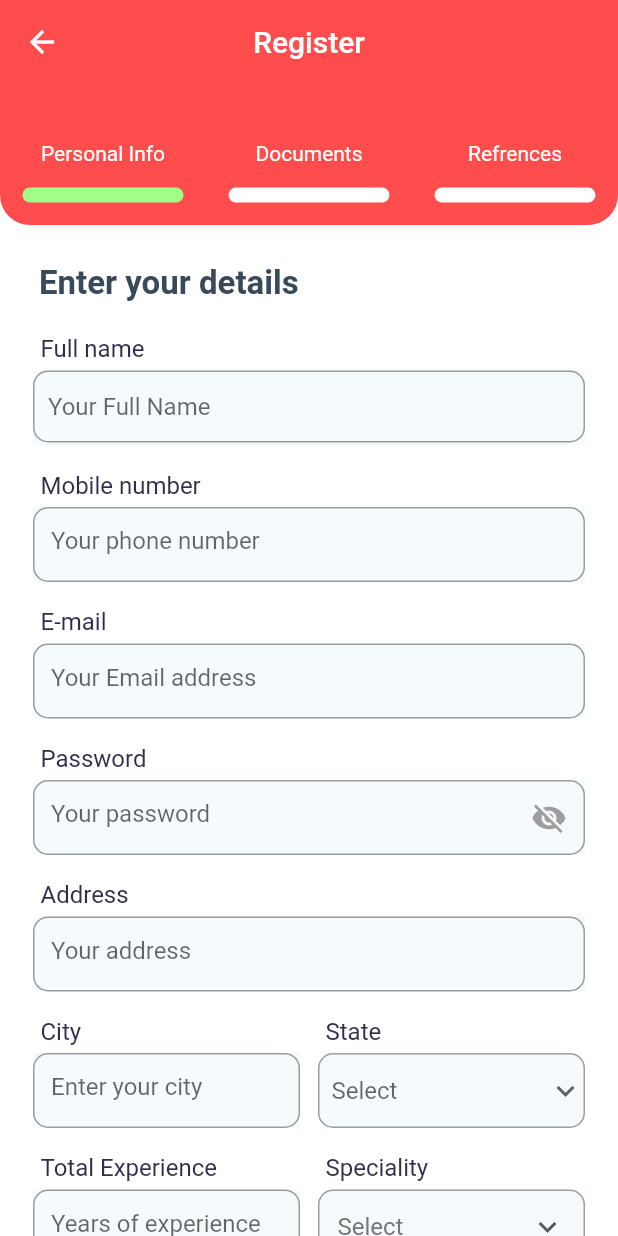
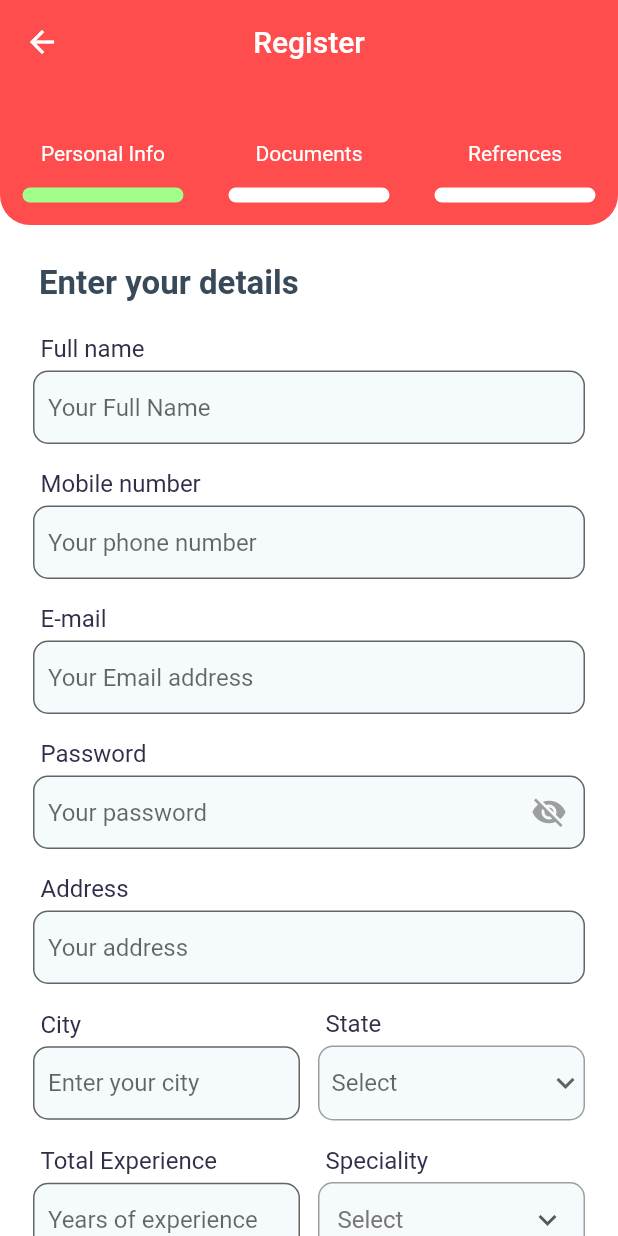
Before and after one commit to Neeshamraghav012/hra-flutter, a Flutter app: the SignupPage screen opened directly, on a phone screen of 412 x 824 dp. Run offline on Flutter 3.47's test engine with Material 2 defaults, Android fonts, the phone set to English and light mode, and no system bars; drawn by our look-alikes of multi_select_flutter; our stand-ins replace carousel_slider, dotted_border, font_awesome_flutter, image_picker, like_button, share and 1 more; accounts and stored records are empty; network calls fail; Roboto replaces fonts that are missing (Poppins, nunito).

Commit message:
sigup changes

```diff
--- a/lib/signup.dart
+++ b/lib/signup.dart
@@ -387,12 +387,8 @@ class _SignupPageState extends State<SignupPage> {
                             ),
                           ),
                         ),
-                        Container(
-                          height: 50,
-                          color: Color.fromRGBO(245, 251, 252, 1),
-                          child: TextFormField(
-                            autovalidateMode:
-                                AutovalidateMode.onUserInteraction,
+                        TextFormField(
+                          autovalidateMode: AutovalidateMode.onUserInteraction,
                           validator: (value) {
                             if (value!.isEmpty) {
                               return 'Please enter your full name';
@@ -404,15 +400,16 @@ class _SignupPageState extends State<SignupPage> {
                               borderRadius: BorderRadius.circular(10.0),
                             ),
                             hintText: 'Your Full Name',
+                            filled: true, // Enable filling the background
+                            fillColor: Color.fromRGBO(245, 251, 252, 1),
                             contentPadding: EdgeInsets.symmetric(
-                                  vertical: 10.0, horizontal: 10),
+                                vertical: 15.0, horizontal: 10),
                           ),
                           onChanged: (value) {
                             setState(() {
                               username = value;
                             });
                           },
-                          ),
                         ),
                       ]),
                     ),
@@ -434,36 +431,35 @@ class _SignupPageState extends State<SignupPage> {
                             ),
                           ),
                         ),
-                        Container(
-                          height: 50,
-                          color: Color.fromRGBO(245, 251, 252, 1),
-                          child: TextFormField(
+                        TextFormField(
+                          decoration: InputDecoration(
+                            border: OutlineInputBorder(
+                              borderRadius: BorderRadius.circular(10.0),
+                            ),
+                            hintText: 'Your phone number',
+                            filled: true, // Enable filling the background
+                            fillColor: Color.fromRGBO(245, 251, 252, 1),
+                            contentPadding: EdgeInsets.symmetric(
+                                vertical: 15.0, horizontal: 10),
+                          ),
                           inputFormatters: [
-                              FilteringTextInputFormatter.allow(
-                                  RegExp(r'[0-9]'))
+                            FilteringTextInputFormatter.allow(RegExp(r'[0-9]'))
                           ],
-                            autovalidateMode:
-                                AutovalidateMode.onUserInteraction,
+                          autovalidateMode: AutovalidateMode.onUserInteraction,
                           validator: (value) {
                             if (value!.isEmpty) {
                               return 'Please enter your phone number';
                             } else if (value.length != 10) {
                               return 'Phone number must be 10 digits';
                             }
-                              return null; // Return null if the input is valid
+                            return null;
                           },
                           keyboardType: TextInputType.number,
-                            decoration: InputDecoration(
-                                border: OutlineInputBorder(
-                                  borderRadius: BorderRadius.circular(10.0),
-                                ),
-                                hintText: 'Your phone number'),
                           onChanged: (value) {
                             setState(() {
                               phone = value;
                             });
                           },
-                          ),
                         ),
                       ]),
                     ),
@@ -485,14 +481,10 @@ class _SignupPageState extends State<SignupPage> {
                             ),
                           ),
                         ),
-                        Container(
-                          height: 50,
-                          color: Color.fromRGBO(245, 251, 252, 1),
-                          child: TextFormField(
+                        TextFormField(
                           keyboardType: TextInputType
                               .emailAddress, // Set keyboard type to email
-                            autovalidateMode:
-                                AutovalidateMode.onUserInteraction,
+                          autovalidateMode: AutovalidateMode.onUserInteraction,
                           validator: (value) {
                             if (value!.isEmpty) {
                               return 'Please enter your email address';
@@ -505,13 +497,17 @@ class _SignupPageState extends State<SignupPage> {
                             border: OutlineInputBorder(
                               borderRadius: BorderRadius.circular(10.0),
                             ),
-                                hintText: 'Your Email address'),
+                            hintText: 'Your Email address',
+                            filled: true, // Enable filling the background
+                            fillColor: Color.fromRGBO(245, 251, 252, 1),
+                            contentPadding: EdgeInsets.symmetric(
+                                vertical: 15.0, horizontal: 10),
+                          ),
                           onChanged: (value) {
                             setState(() {
                               email = value;
                             });
                           },
-                          ),
                         ),
                       ]),
                     ),
@@ -533,13 +529,9 @@ class _SignupPageState extends State<SignupPage> {
                             ),
                           ),
                         ),
-                        Container(
-                          height: 50,
-                          color: Color.fromRGBO(245, 251, 252, 1),
-                          child: TextFormField(
+                        TextFormField(
                           obscureText: !show_password,
-                            autovalidateMode:
-                                AutovalidateMode.onUserInteraction,
+                          autovalidateMode: AutovalidateMode.onUserInteraction,
                           validator: (value) {
                             if (value!.isEmpty) {
                               return 'Please enter your password';
@@ -565,13 +557,17 @@ class _SignupPageState extends State<SignupPage> {
                             border: OutlineInputBorder(
                               borderRadius: BorderRadius.circular(10.0),
                             ),
-                                hintText: 'Your password'),
+                            hintText: 'Your password',
+                            filled: true, // Enable filling the background
+                            fillColor: Color.fromRGBO(245, 251, 252, 1),
+                            contentPadding: EdgeInsets.symmetric(
+                                vertical: 15.0, horizontal: 10),
+                          ),
                           onChanged: (value) {
                             setState(() {
                               password = value;
                             });
                           },
-                          ),
                         ),
                       ]),
                     ),
@@ -593,12 +589,8 @@ class _SignupPageState extends State<SignupPage> {
                             ),
                           ),
                         ),
-                        Container(
-                          color: Color.fromRGBO(245, 251, 252, 1),
-                          height: 50,
-                          child: TextFormField(
-                            autovalidateMode:
-                                AutovalidateMode.onUserInteraction,
+                        TextFormField(
+                          autovalidateMode: AutovalidateMode.onUserInteraction,
                           validator: (value) {
                             if (value!.isEmpty) {
                               return 'Please enter your address';
@@ -609,13 +601,17 @@ class _SignupPageState extends State<SignupPage> {
                             border: OutlineInputBorder(
                               borderRadius: BorderRadius.circular(10.0),
                             ),
-                                hintText: 'Your address'),
+                            hintText: 'Your address',
+                            filled: true, // Enable filling the background
+                            fillColor: Color.fromRGBO(245, 251, 252, 1),
+                            contentPadding: EdgeInsets.symmetric(
+                                vertical: 15.0, horizontal: 10),
+                          ),
                           onChanged: (value) {
                             setState(() {
                               address = value;
                             });
                           },
-                          ),
                         ),
                       ]),
                     ),
@@ -641,10 +637,7 @@ class _SignupPageState extends State<SignupPage> {
                                   ),
                                 ),
                               ),
-                              Container(
-                                height: 50,
-                                color: Color.fromRGBO(245, 251, 252, 1),
-                                child: TextFormField(
+                              TextFormField(
                                 autovalidateMode:
                                     AutovalidateMode.onUserInteraction,
                                 validator: (value) {
@@ -658,13 +651,16 @@ class _SignupPageState extends State<SignupPage> {
                                     borderRadius: BorderRadius.circular(10.0),
                                   ),
                                   hintText: 'Enter your city',
+                                  filled: true, // Enable filling the background
+                                  fillColor: Color.fromRGBO(245, 251, 252, 1),
+                                  contentPadding: EdgeInsets.symmetric(
+                                      vertical: 15.0, horizontal: 10),
                                 ),
                                 onChanged: (value) {
                                   setState(() {
                                     city = value;
                                   });
                                 },
-                                ),
                               ),
                             ]),
                           ),
@@ -785,10 +781,7 @@ class _SignupPageState extends State<SignupPage> {
                                   ),
                                 ),
                               ),
-                              Container(
-                                color: Color.fromRGBO(245, 251, 252, 1),
-                                height: 50,
-                                child: TextFormField(
+                              TextFormField(
                                 autovalidateMode:
                                     AutovalidateMode.onUserInteraction,
                                 validator: (value) {
@@ -810,13 +803,16 @@ class _SignupPageState extends State<SignupPage> {
                                     borderRadius: BorderRadius.circular(10.0),
                                   ),
                                   hintText: 'Years of experience',
+                                  filled: true, // Enable filling the background
+                                  fillColor: Color.fromRGBO(245, 251, 252, 1),
+                                  contentPadding: EdgeInsets.symmetric(
+                                      vertical: 15.0, horizontal: 10),
                                 ),
                                 onChanged: (value) {
                                   setState(() {
                                     experience = value;
                                   });
                                 },
-                                ),
                               ),
                             ]),
                           ),
@@ -853,9 +849,6 @@ class _SignupPageState extends State<SignupPage> {
                                   child: MultiSelectDialogField(
                                       chipDisplay:
                                           MultiSelectChipDisplay.none(),
-                                      // title: Text(
-                                      //   "Select Speciality",
-                                      // ),
                                       buttonText: Text(
                                         "Select",
                                         style: TextStyle(
@@ -1142,10 +1135,7 @@ class _SignupPageState extends State<SignupPage> {
                                   ),
                                 ),
                               ),
-                              Container(
-                                height: 50,
-                                color: Color.fromRGBO(245, 251, 252, 1),
-                                child: TextFormField(
+                              TextFormField(
                                 autovalidateMode:
                                     AutovalidateMode.onUserInteraction,
                                 validator: (value) {
@@ -1156,16 +1146,19 @@ class _SignupPageState extends State<SignupPage> {
                                 },
                                 decoration: InputDecoration(
                                   border: OutlineInputBorder(
-                                        borderRadius:
-                                            BorderRadius.circular(10.0),
+                                    borderRadius: BorderRadius.circular(10.0),
                                   ),
-                                      hintText: 'Name of Establishment'),
+                                  hintText: 'Name of Establishment',
+                                  filled: true, // Enable filling the background
+                                  fillColor: Color.fromRGBO(245, 251, 252, 1),
+                                  contentPadding: EdgeInsets.symmetric(
+                                      vertical: 15.0, horizontal: 10),
+                                ),
                                 onChanged: (value) {
                                   setState(() {
                                     est = value;
                                   });
                                 },
-                                ),
                               ),
                             ]),
                           )
```
Lines whose indentation alone changed are shown as unchanged.
